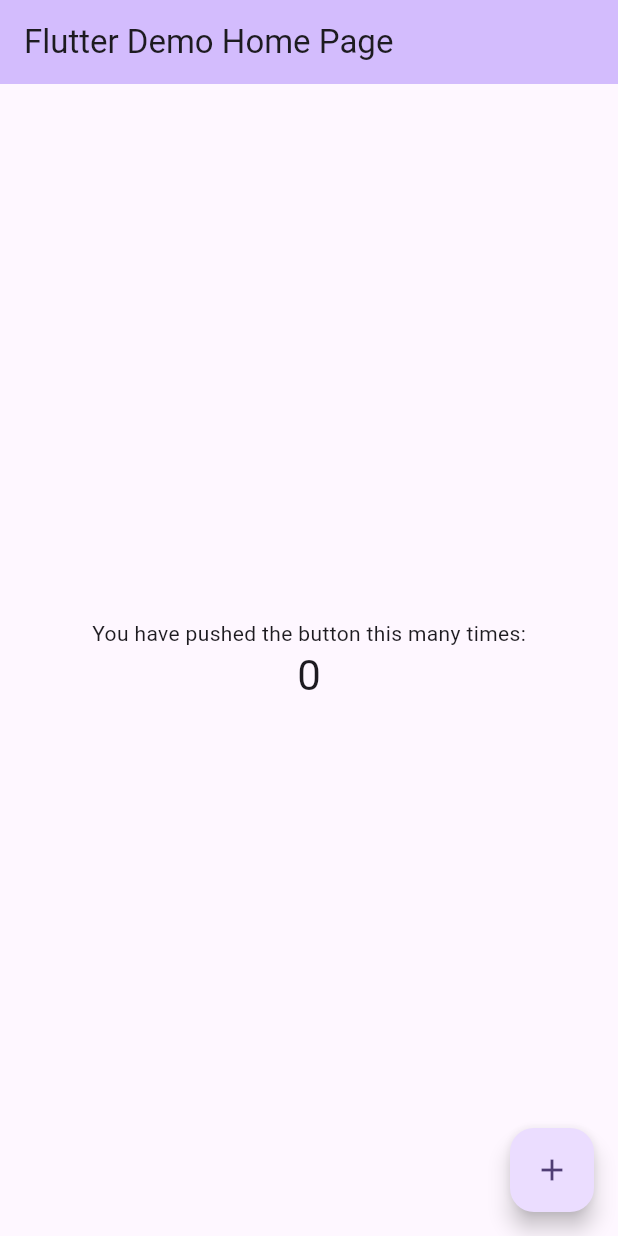
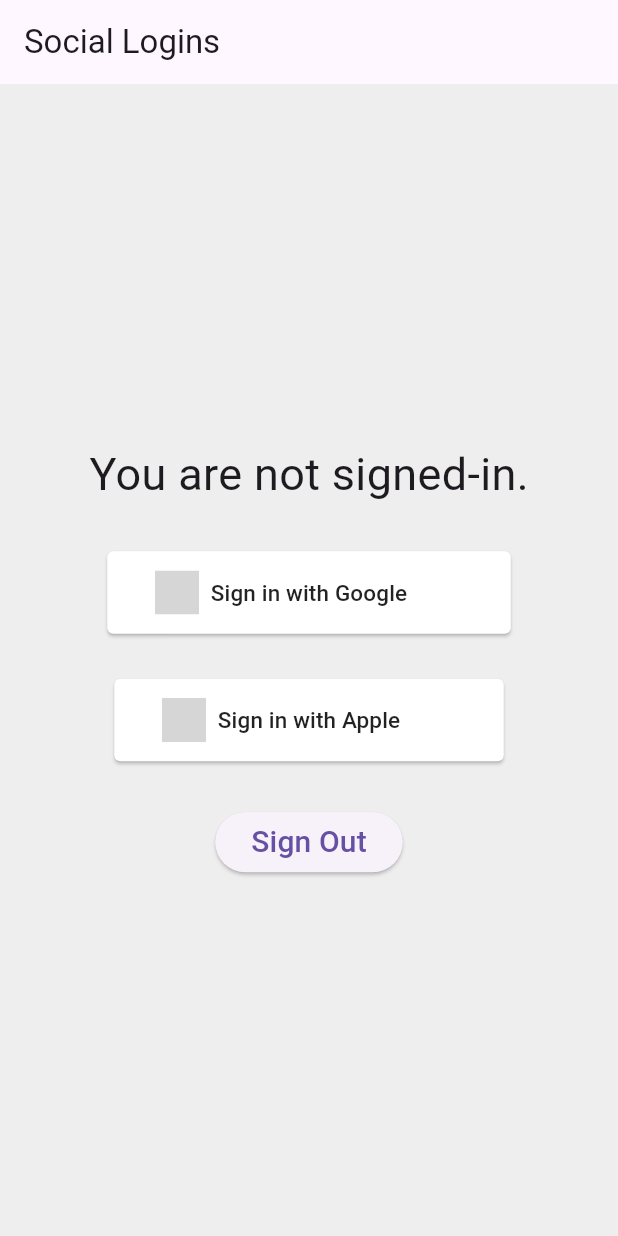
Before and after one commit to jhj0517/flutter-samples, a Flutter app: the screen it shows after launch, on a phone screen of 412 x 824 dp. Run offline on Flutter 3.47's test engine with Material 3 defaults, Android fonts, the phone set to English and light mode, and no system bars; drawn by our look-alikes of social_login_buttons; our stand-ins replace firebase_auth, firebase_core, google_sign_in, sign_in_with_apple; accounts and stored records are empty; generated files the repository leaves out were written again; grey boxes are pictures that could not be loaded.

Commit message:
implement social login

```diff
--- a/social_login/lib/main.dart
+++ b/social_login/lib/main.dart
@@ -1,15 +1,22 @@
 import 'package:flutter/material.dart';
 import 'package:firebase_auth/firebase_auth.dart';
 import 'package:firebase_core/firebase_core.dart';
+import 'package:provider/provider.dart';
+import 'package:google_sign_in/google_sign_in.dart';
 
+import 'providers/social_auth_provider.dart';
+import 'views/home_page.dart';
+import 'firebase_options.dart';
 
 Future<void> _initFirebase() async {
+  WidgetsFlutterBinding.ensureInitialized();
   await Firebase.initializeApp(
     options: DefaultFirebaseOptions.currentPlatform,
   );
 }
 
-void main() {
+Future<void> main() async {
+  await _initFirebase();
   runApp(const MyApp());
 }
 
@@ -18,92 +25,23 @@
 
   @override
   Widget build(BuildContext context) {
-    return MaterialApp(
-      title: 'Flutter Demo',
-      theme: ThemeData(
-        colorScheme: ColorScheme.fromSeed(seedColor: Colors.deepPurple),
-        useMaterial3: true,
+    return MultiProvider(
+      providers: [
+        ChangeNotifierProvider<SocialAuthProvider>(
+          create: (context) => SocialAuthProvider(
+              firebaseAuth: FirebaseAuth.instance,
+              googleSignIn: GoogleSignIn()
+          ),
+        ),
+      ],
+      child: MaterialApp(
+        home: const MyHomePage(),
+        theme: ThemeData(
+          brightness: Brightness.light,
+          primaryColor: Colors.lightBlue,
+          scaffoldBackgroundColor: Colors.grey[200],
+        ),
       ),
-      home: const MyHomePage(title: 'Flutter Demo Home Page'),
     );
   }
 }
-
-class MyHomePage extends StatefulWidget {
-  const MyHomePage({super.key, required this.title});
-
-  final String title;
-
-  @override
-  State<MyHomePage> createState() => _MyHomePageState();
-}
-
-class _MyHomePageState extends State<MyHomePage> {
-  int _counter = 0;
-
-  void _incrementCounter() {
-    setState(() {
-      // This call to setState tells the Flutter framework that something has
-      // changed in this State, which causes it to rerun the build method below
-      // so that the display can reflect the updated values. If we changed
-      // _counter without calling setState(), then the build method would not be
-      // called again, and so nothing would appear to happen.
-      _counter++;
-    });
-  }
-
-  @override
-  Widget build(BuildContext context) {
-    // This method is rerun every time setState is called, for instance as done
-    // by the _incrementCounter method above.
-    //
-    // The Flutter framework has been optimized to make rerunning build methods
-    // fast, so that you can just rebuild anything that needs updating rather
-    // than having to individually change instances of widgets.
-    return Scaffold(
-      appBar: AppBar(
-        // TRY THIS: Try changing the color here to a specific color (to
-        // Colors.amber, perhaps?) and trigger a hot reload to see the AppBar
-        // change color while the other colors stay the same.
-        backgroundColor: Theme.of(context).colorScheme.inversePrimary,
-        // Here we take the value from the MyHomePage object that was created by
-        // the App.build method, and use it to set our appbar title.
-        title: Text(widget.title),
-      ),
-      body: Center(
-        // Center is a layout widget. It takes a single child and positions it
-        // in the middle of the parent.
-        child: Column(
-          // Column is also a layout widget. It takes a list of children and
-          // arranges them vertically. By default, it sizes itself to fit its
-          // children horizontally, and tries to be as tall as its parent.
-          //
-          // Column has various properties to control how it sizes itself and
-          // how it positions its children. Here we use mainAxisAlignment to
-          // center the children vertically; the main axis here is the vertical
-          // axis because Columns are vertical (the cross axis would be
-          // horizontal).
-          //
-          // TRY THIS: Invoke "debug painting" (choose the "Toggle Debug Paint"
-          // action in the IDE, or press "p" in the console), to see the
-          // wireframe for each widget.
-          mainAxisAlignment: MainAxisAlignment.center,
-          children: <Widget>[
-            const Text(
-              'You have pushed the button this many times:',
-            ),
-            Text(
-              '$_counter',
-              style: Theme.of(context).textTheme.headlineMedium,
-            ),
-          ],
-        ),
-      ),
-      floatingActionButton: FloatingActionButton(
-        onPressed: _incrementCounter,
-        tooltip: 'Increment',
-        child: const Icon(Icons.add),
-      ), // This trailing comma makes auto-formatting nicer for build methods.
-    );
-  }
-}
--- a/social_login/lib/providers/social_auth_provider.dart
+++ b/social_login/lib/providers/social_auth_provider.dart
@@ -0,0 +1,135 @@
+import 'package:firebase_auth/firebase_auth.dart';
+import 'package:flutter/material.dart';
+
+import 'package:google_sign_in/google_sign_in.dart';
+import 'package:sign_in_with_apple/sign_in_with_apple.dart';
+
+enum AuthStatus {
+  uninitialized,
+  authenticated,
+  authenticating,
+  authenticateError,
+  authenticateException,
+  authenticateCanceled,
+}
+
+enum SocialLogins {
+  google,
+  apple,
+}
+
+class SocialAuthProvider extends ChangeNotifier {
+
+  final GoogleSignIn googleSignIn;
+  final FirebaseAuth firebaseAuth;
+
+  AuthStatus _status = AuthStatus.uninitialized;
+  AuthStatus get status => _status;
+
+  User? _currentUser;
+  User? get currentUser => _currentUser;
+
+  SocialAuthProvider({
+    required this.firebaseAuth,
+    required this.googleSignIn,
+  }){}
+
+  Future<void> handleSocialSignIn(SocialLogins social) async {
+    switch(social){
+      case SocialLogins.google:
+        await handleGoogleSignIn();
+        break;
+      case SocialLogins.apple:
+        await handleAppleSignIn();
+        break;
+    }
+  }
+
+
+  Future<bool> handleGoogleSignIn() async {
+    _setStatus(AuthStatus.authenticating);
+    GoogleSignInAccount? googleUser = await googleSignIn.signIn();
+    if (googleUser == null) {
+      _setStatus(AuthStatus.authenticateCanceled);
+      return false;
+    }
+
+    GoogleSignInAuthentication? googleAuth = await googleUser.authentication;
+    final AuthCredential credential = GoogleAuthProvider.credential(
+      accessToken: googleAuth.accessToken,
+      idToken: googleAuth.idToken,
+    );
+
+    User? firebaseUser;
+    try {
+      firebaseUser = (await firebaseAuth.signInWithCredential(
+          credential)).user;
+    } catch (error, stacktrace) {
+      debugPrint('Authentication Error : $error\n$stacktrace');
+      _setStatus(AuthStatus.authenticateError);
+      return false;
+    }
+
+    if (firebaseUser == null){
+      _setStatus(AuthStatus.authenticateError);
+      return false;
+    }
+
+    _currentUser = firebaseUser;
+    _setStatus(_status = AuthStatus.authenticated);
+    return true;
+  }
+
+  Future<bool> handleAppleSignIn() async {
+    _setStatus(AuthStatus.authenticating);
+
+    final appleCredential = await SignInWithApple.getAppleIDCredential(
+      scopes: [
+        AppleIDAuthorizationScopes.email,
+        AppleIDAuthorizationScopes.fullName,
+      ],
+    );
+
+    final oauthCredential = OAuthProvider('apple.com').credential(
+      idToken: appleCredential.identityToken,
+      accessToken: appleCredential.authorizationCode,
+    );
+
+    User? firebaseUser;
+    try{
+      firebaseUser = (await firebaseAuth.signInWithCredential(oauthCredential)).user;
+    } catch (error, stacktrace) {
+      debugPrint('Authentication Error : $error\n$stacktrace');
+      _setStatus(AuthStatus.authenticateError);
+      return false;
+    }
+
+    if (firebaseUser == null){
+      _setStatus(AuthStatus.authenticateError);
+      return false;
+    }
+
+    _currentUser = firebaseUser;
+    _setStatus(_status = AuthStatus.authenticated);
+    return true;
+  }
+
+  Future<void> handleSignOut() async {
+    await firebaseAuth.signOut();
+    // Note: Do this to prevent google sign-in from automatically selecting the previous account.
+    // See also : https://www.deepl.com/write#en/Note%20%3A%20Do%20this%20to%20prevent%20to%20google%20automatically%20choose%20previous%20account
+    if(await googleSignIn.isSignedIn()){
+      await googleSignIn.disconnect();
+      await googleSignIn.signOut();
+    }
+
+    _currentUser = null;
+    _setStatus(AuthStatus.uninitialized);
+  }
+
+  void _setStatus(AuthStatus status){
+    _status = status;
+    notifyListeners();
+  }
+
+}
--- a/social_login/lib/views/home_page.dart
+++ b/social_login/lib/views/home_page.dart
@@ -0,0 +1,95 @@
+import 'package:flutter/material.dart';
+import 'package:provider/provider.dart';
+import 'package:firebase_auth/firebase_auth.dart';
+import 'package:social_login_buttons/social_login_buttons.dart';
+
+import '../providers/social_auth_provider.dart';
+
+class MyHomePage extends StatefulWidget {
+  const MyHomePage({super.key});
+
+  @override
+  State<MyHomePage> createState() => _MyHomePageState();
+}
+
+class _MyHomePageState extends State<MyHomePage> {
+
+  late SocialAuthProvider authProvider;
+
+  @override
+  void initState() {
+    authProvider = context.read<SocialAuthProvider>();
+    super.initState();
+  }
+
+  @override
+  Widget build(BuildContext context) {
+    return Scaffold(
+      appBar: AppBar(
+        title: const Text('Social Logins'), // Replace with your app name
+      ),
+      body: Center(
+        child: Column(
+          mainAxisAlignment: MainAxisAlignment.center,
+          children: <Widget>[
+            _buildSignInUI(),
+            const SizedBox(height: 30),
+            SocialLoginButton(
+              buttonType: SocialLoginButtonType.google,
+              onPressed: () async {
+                await authProvider.handleGoogleSignIn();
+              },
+            ),
+            const SizedBox(height: 30),
+            SocialLoginButton(
+              buttonType: SocialLoginButtonType.apple,
+              onPressed: () async {
+                await authProvider.handleAppleSignIn();
+              },
+            ),
+            const SizedBox(height: 30),
+            ElevatedButton(
+              onPressed: () async {
+                // Place your sign-out logic here
+                await authProvider.handleSignOut(); // Assuming authProvider has a signOut method
+              },
+              child: const Text(
+                'Sign Out',
+                style: TextStyle(fontSize: 20),
+              ),
+            )
+          ],
+        ),
+      ),
+    );
+  }
+
+  Widget _buildSignInUI(){
+    return Consumer<SocialAuthProvider>(
+      builder: (context, authProvider, child) {
+        final AuthStatus signInStatus = authProvider.status;
+        final User? user = authProvider.currentUser;
+
+        if (signInStatus == AuthStatus.authenticating){
+          return const CircularProgressIndicator(
+            color: Colors.purple,
+          );
+        }
+
+        if (user == null){
+          return const Text(
+            "You are not signed-in.",
+            style: TextStyle(fontSize: 30),
+          );
+        }
+
+        return Text(
+          "You are signed-in.\n"
+          "Name : ${user.displayName}\n"
+          "Email : ${user.email}",
+          style: const TextStyle(fontSize: 15),
+        );
+      },
+    );
+  }
+}
```
Also changed, not shown: 1 other file.
